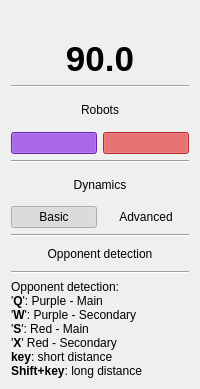
The window that bhbot/tools/simulator/mainbar.ui (alberthier/bhware) describes before a commit, drawn with Qt 5.
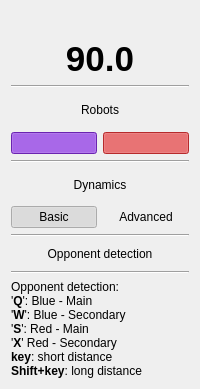
The same window after the commit.

Commit message: all: this year, there is no purple team, but a blue one

```diff
--- a/bhbot/tools/simulator/mainbar.ui
+++ b/bhbot/tools/simulator/mainbar.ui
@@ -427,8 +427,8 @@
 p, li { white-space: pre-wrap; }
 &lt;/style&gt;&lt;/head&gt;&lt;body style=&quot; font-family:'Ubuntu'; font-size:11pt; font-weight:400; font-style:normal;&quot;&gt;
 &lt;p style=&quot; margin-top:0px; margin-bottom:0px; margin-left:0px; margin-right:0px; -qt-block-indent:0; text-indent:0px;&quot;&gt;&lt;span style=&quot; font-size:9pt;&quot;&gt;Opponent detection:&lt;/span&gt;&lt;/p&gt;
-&lt;p style=&quot; margin-top:0px; margin-bottom:0px; margin-left:0px; margin-right:0px; -qt-block-indent:0; text-indent:0px;&quot;&gt;&lt;span style=&quot; font-size:9pt;&quot;&gt;'&lt;/span&gt;&lt;span style=&quot; font-size:9pt; font-weight:600;&quot;&gt;Q&lt;/span&gt;&lt;span style=&quot; font-size:9pt;&quot;&gt;': Purple - Main&lt;/span&gt;&lt;/p&gt;
-&lt;p style=&quot; margin-top:0px; margin-bottom:0px; margin-left:0px; margin-right:0px; -qt-block-indent:0; text-indent:0px;&quot;&gt;&lt;span style=&quot; font-size:9pt;&quot;&gt;'&lt;/span&gt;&lt;span style=&quot; font-size:9pt; font-weight:600;&quot;&gt;W&lt;/span&gt;&lt;span style=&quot; font-size:9pt;&quot;&gt;': Purple - Secondary&lt;/span&gt;&lt;/p&gt;
+&lt;p style=&quot; margin-top:0px; margin-bottom:0px; margin-left:0px; margin-right:0px; -qt-block-indent:0; text-indent:0px;&quot;&gt;&lt;span style=&quot; font-size:9pt;&quot;&gt;'&lt;/span&gt;&lt;span style=&quot; font-size:9pt; font-weight:600;&quot;&gt;Q&lt;/span&gt;&lt;span style=&quot; font-size:9pt;&quot;&gt;': Blue - Main&lt;/span&gt;&lt;/p&gt;
+&lt;p style=&quot; margin-top:0px; margin-bottom:0px; margin-left:0px; margin-right:0px; -qt-block-indent:0; text-indent:0px;&quot;&gt;&lt;span style=&quot; font-size:9pt;&quot;&gt;'&lt;/span&gt;&lt;span style=&quot; font-size:9pt; font-weight:600;&quot;&gt;W&lt;/span&gt;&lt;span style=&quot; font-size:9pt;&quot;&gt;': Blue - Secondary&lt;/span&gt;&lt;/p&gt;
 &lt;p style=&quot; margin-top:0px; margin-bottom:0px; margin-left:0px; margin-right:0px; -qt-block-indent:0; text-indent:0px;&quot;&gt;&lt;span style=&quot; font-size:9pt;&quot;&gt;'&lt;/span&gt;&lt;span style=&quot; font-size:9pt; font-weight:600;&quot;&gt;S&lt;/span&gt;&lt;span style=&quot; font-size:9pt;&quot;&gt;': Red - Main&lt;/span&gt;&lt;/p&gt;
 &lt;p style=&quot; margin-top:0px; margin-bottom:0px; margin-left:0px; margin-right:0px; -qt-block-indent:0; text-indent:0px;&quot;&gt;&lt;span style=&quot; font-size:9pt;&quot;&gt;'&lt;/span&gt;&lt;span style=&quot; font-size:9pt; font-weight:600;&quot;&gt;X&lt;/span&gt;&lt;span style=&quot; font-size:9pt;&quot;&gt;' Red - Secondary&lt;/span&gt;&lt;/p&gt;
 &lt;p style=&quot; margin-top:0px; margin-bottom:0px; margin-left:0px; margin-right:0px; -qt-block-indent:0; text-indent:0px;&quot;&gt;&lt;span style=&quot; font-size:9pt; font-weight:600;&quot;&gt;key&lt;/span&gt;&lt;span style=&quot; font-size:9pt;&quot;&gt;: short distance&lt;/span&gt;&lt;/p&gt;
```
Left out of the diff: 2 changed lines with no effect on the pictures. The commit also changes 13 other files.
